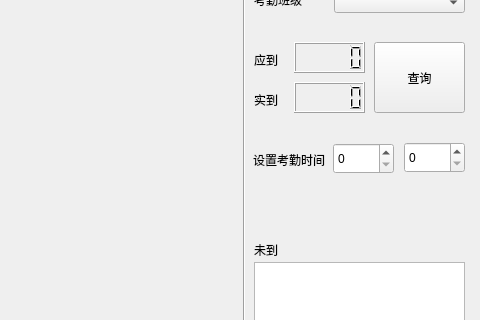
First picture: the form in ui/mainwindow.ui, repository lostprobe99/Face-Recognition-Class-Attendance-System, before the edit; both pictures show x 606 to 1086 and y 98 to 418 of the 1086 by 907 pixel window.
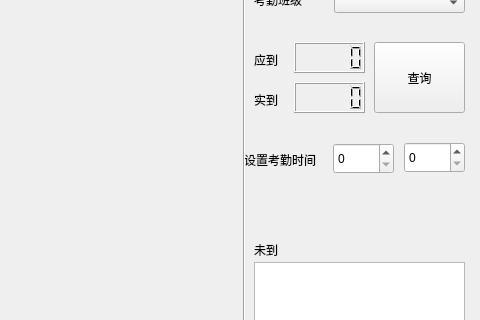
Second picture: the form after the edit.

Patch:
```diff
--- a/ui/mainwindow.ui
+++ b/ui/mainwindow.ui
@@ -284,7 +284,7 @@
    <widget class="QLabel" name="label_location_2">
     <property name="geometry">
      <rect>
-      <x>859</x>
+      <x>850</x>
       <y>250</y>
       <width>81</width>
       <height>16</height>
```
